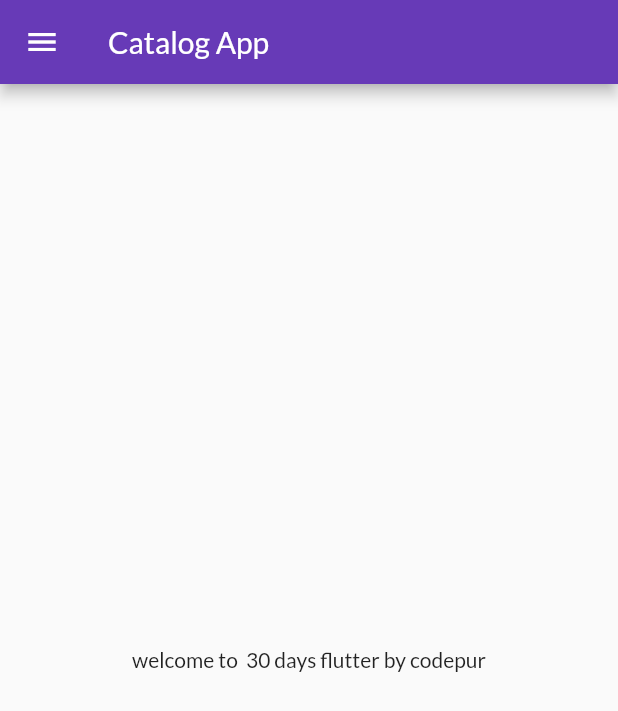
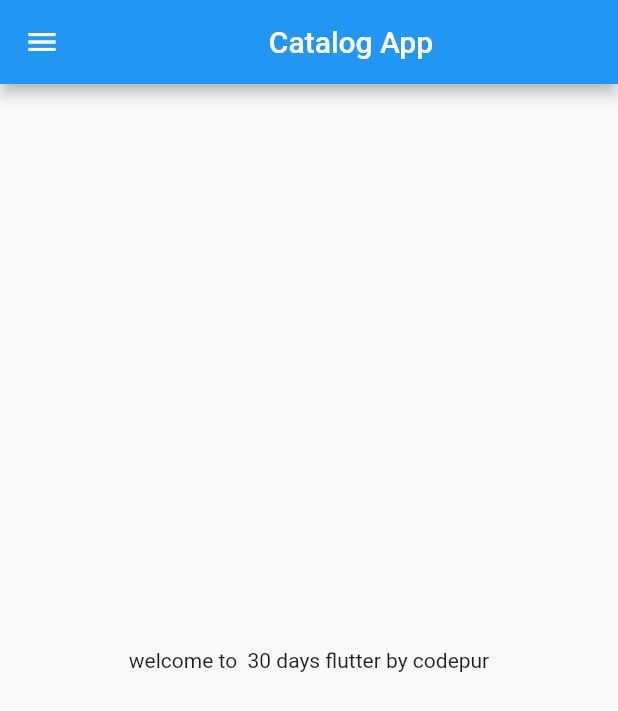
Before and after one commit to nik8424/FlutterApp, a Flutter app: the screen it shows after launch, on a phone screen of 412 x 824 dp. Shown: the top 711 px of the screen. Run offline on Flutter 3.47's test engine with Material 2 defaults, Android fonts, the phone set to English and light mode, and no system bars; our stand-ins replace google_fonts.

Commit message:
day 9 completed

```diff
--- a/lib/main.dart
+++ b/lib/main.dart
@@ -1,10 +1,8 @@
-// ignore_for_file: prefer_const_constructors
-
 import 'package:flutter/material.dart';
 import 'package:flutter_application_1/pages/home_page.dart';
 import 'package:flutter_application_1/pages/login_page.dart';
 import 'package:flutter_application_1/utils/routes.dart';
-import 'package:google_fonts/google_fonts.dart';
+
 
 void main() {
   runApp(MyApp());
@@ -17,10 +15,7 @@ class MyApp extends StatelessWidget {
   Widget build(BuildContext context) {
     return MaterialApp(
       themeMode: ThemeMode.light,
-      theme: ThemeData(
-        primarySwatch: Colors.deepPurple,
-        fontFamily: GoogleFonts.lato().fontFamily,
-      ),
+      // theme: ,
       debugShowCheckedModeBanner: false,
       darkTheme: ThemeData(
         brightness: Brightness.dark,
--- a/lib/pages/home_page.dart
+++ b/lib/pages/home_page.dart
@@ -11,7 +11,7 @@ class HomePage extends StatelessWidget {
   Widget build(BuildContext context) {
     return Scaffold(
       appBar: AppBar(
-        title: Text("Catalog App"),
+        title: Center(child: Text("Catalog App")),
       ),
       body: Center(
         child: Container(
```
Also changed, not shown: lib/widgets/themes.dart (added, +14 -0 lines).
